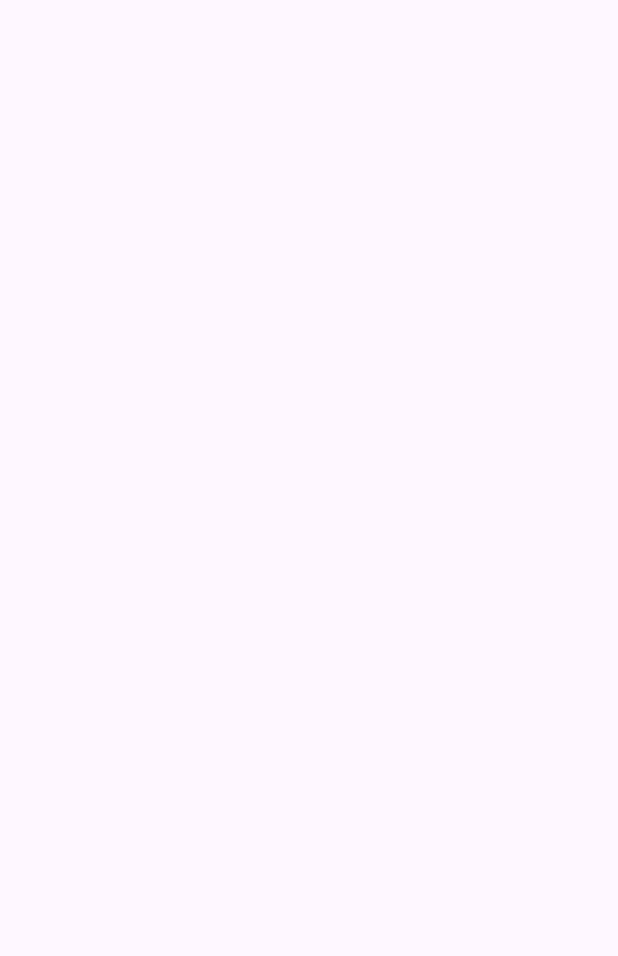
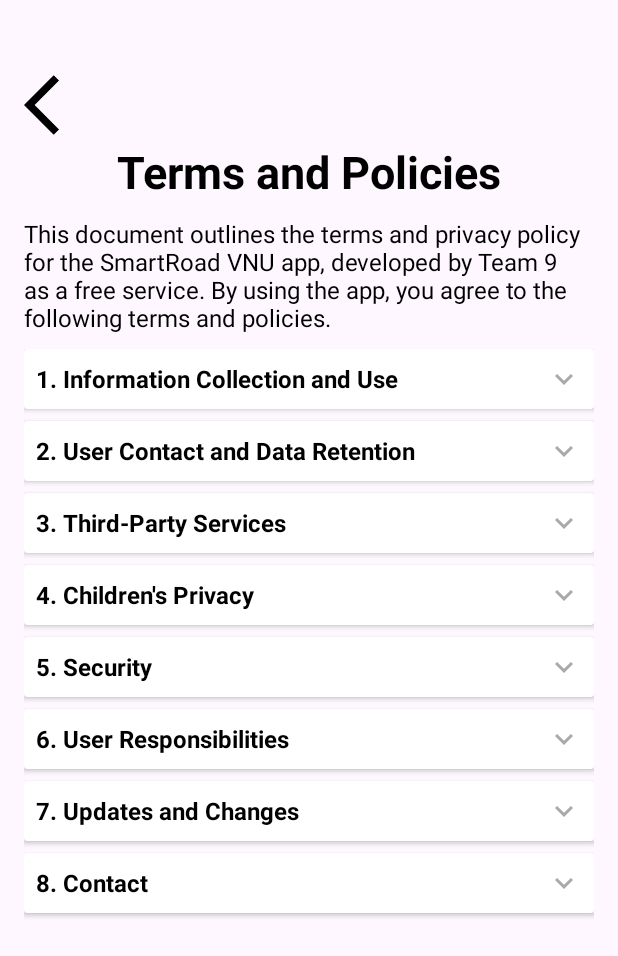
Before and after one commit to ThinhLam-git/FE_Potholes, an Android app: the screen it shows after launch (welcome before the commit, Term_Policy_Main after it), on a phone screen of 412 x 824 dp. Before the commit the part shown is empty. Shown: the top 956 px of the screen. Run offline under Robolectric (Android 15) with nearby library versions, the light colour scheme and no system bars.

Commit message:
Create Term_Policy UI/UX, languageSetting UI

```diff
--- /dev/null
+++ b/app/src/main/java/com/example/authentication_uiux/TermPolicyAdapter.java
@@ -0,0 +1,59 @@
+package com.example.authentication_uiux;
+
+import android.view.LayoutInflater;
+import android.view.View;
+import android.view.ViewGroup;
+import android.widget.TextView;
+
+import androidx.annotation.NonNull;
+import androidx.recyclerview.widget.RecyclerView;
+
+import java.util.List;
+
+public class TermPolicyAdapter extends RecyclerView.Adapter<TermPolicyAdapter.ViewHolder> {
+    private List<TermPolicyItem> items;
+    private int expandedPosition = -1;
+
+    public TermPolicyAdapter(List<TermPolicyItem> items){
+        this.items = items;
+    }
+
+    @NonNull
+    @Override
+    public ViewHolder onCreateViewHolder(@NonNull ViewGroup parent, int viewType) {
+        View view = LayoutInflater.from(parent.getContext()).inflate(R.layout.item_term_policy, parent, false);
+        return new ViewHolder(view);
+    }
+
+    @Override
+    public void onBindViewHolder(@NonNull ViewHolder holder, int position) {
+        TermPolicyItem item = items.get(position);
+        holder.title.setText(item.getTitle());
+        holder.content.setText(item.getContent());
+
+        //Set up for expansion and collapse
+        boolean isExpanded = position == expandedPosition;
+        holder.content.setVisibility(isExpanded ? View.VISIBLE : View.GONE);
+
+        // Set click listener for title to goggle visibility
+        holder.title.setOnClickListener(v -> {
+            expandedPosition = isExpanded ? -1 : position;
+            notifyDataSetChanged();
+        });
+    }
+
+    @Override
+    public int getItemCount(){
+        return items.size();
+    }
+
+    public static class ViewHolder extends  RecyclerView.ViewHolder{
+        TextView title, content;
+
+        public ViewHolder(View itemView){
+            super(itemView);
+            title = itemView.findViewById(R.id.item_title);
+            content = itemView.findViewById(R.id.item_content);
+        }
+    }
+}
--- /dev/null
+++ b/app/src/main/java/com/example/authentication_uiux/TermPolicyItem.java
@@ -0,0 +1,19 @@
+package com.example.authentication_uiux;
+
+public class TermPolicyItem {
+    private String title;
+    private String content;
+
+    public TermPolicyItem(String title, String content) {
+        this.title = title;
+        this.content = content;
+    }
+
+    public String getTitle() {
+        return title;
+    }
+
+    public String getContent() {
+        return content;
+    }
+}
--- /dev/null
+++ b/app/src/main/java/com/example/authentication_uiux/Term_Policy_Main.java
@@ -0,0 +1,34 @@
+package com.example.authentication_uiux;
+
+import android.os.Bundle;
+
+import androidx.appcompat.app.AppCompatActivity;
+import androidx.recyclerview.widget.LinearLayoutManager;
+import androidx.recyclerview.widget.RecyclerView;
+
+import java.util.ArrayList;
+import java.util.List;
+
+public class Term_Policy_Main extends AppCompatActivity {
+    @Override
+    protected void onCreate(Bundle savedInstanceState) {
+        super.onCreate(savedInstanceState);
+        setContentView(R.layout.activity_term_policy);
+
+        RecyclerView recyclerView = findViewById(R.id.recyclerView);
+        recyclerView.setLayoutManager(new LinearLayoutManager(this));
+
+        List<TermPolicyItem> items = new ArrayList<>();
+        items.add(new TermPolicyItem("1. Information Collection and Use", "The app collects data such as your device's IP address, the pages you visit, time spent on the app, and your mobile operating system. Location data is also collected to provide personalized services, analyze user behavior, and improve the app. Anonymized data may be shared with third-party services like Google Play and Facebook to enhance functionality."));
+        items.add(new TermPolicyItem("2. User Contact and Data Retention", "The app may contact you for important updates or promotional content. Your data will be retained as long as you use the app. To request data deletion, contact smartroad_vnu@gmail.com. If you wish to stop data collection, simply uninstall the app."));
+        items.add(new TermPolicyItem("3. Third-Party Services", "The app integrates with third-party services (e.g., Google Play Services, Facebook), each with its own privacy policy. The app may share aggregated and anonymized data with these services to improve functionality."));
+        items.add(new TermPolicyItem("4. Children's Privacy", "The app does not knowingly collect data from children under 13. If such data is discovered, it will be immediately deleted. Parents can contact the team if they believe their child has provided personal information."));
+        items.add(new TermPolicyItem("5. Security", "The app applies various physical, electronic, and procedural safeguards to protect your data."));
+        items.add(new TermPolicyItem("6. User Responsibilities", "You are responsible for maintaining the security of your device. The app may require an internet connection, and you are responsible for any related charges. The app may not work properly if your device is rooted or jailbroken."));
+        items.add(new TermPolicyItem("7. Updates and Changes", "The app may be updated periodically, and you agree to install updates to continue using it. The service may be discontinued at any time without prior notice."));
+        items.add(new TermPolicyItem("8. Contact", "For any questions regarding these terms or privacy practices, please contact smartroad_vnu@gmail.com."));
+
+        TermPolicyAdapter adapter = new TermPolicyAdapter(items);
+        recyclerView.setAdapter(adapter);
+    }
+}
--- /dev/null
+++ b/app/src/main/res/drawable/ic_expand_more.xml
@@ -0,0 +1,5 @@
+<vector xmlns:android="http://schemas.android.com/apk/res/android" android:height="24dp" android:tint="#000000" android:viewportHeight="24" android:viewportWidth="24" android:width="24dp">
+
+    <path android:fillColor="@android:color/white" android:pathData="M16.59,8.59L12,13.17 7.41,8.59 6,10l6,6 6,-6z"/>
+
+</vector>
--- /dev/null
+++ b/app/src/main/res/drawable/rounded_button.xml
@@ -0,0 +1,5 @@
+<?xml version="1.0" encoding="utf-8"?>
+<shape xmlns:android="http://schemas.android.com/apk/res/android">
+    <solid android:color="@android:color/holo_green_dark" />
+    <corners android:radius="8dp" />
+</shape>
--- a/app/src/main/res/layout/activity_forgot_password.xml
+++ b/app/src/main/res/layout/activity_forgot_password.xml
@@ -14,7 +14,7 @@
         android:layout_marginTop="16dp"
         android:background="?attr/selectableItemBackgroundBorderless"
         android:src="@drawable/ic_back_arrow"
-        android:contentDescription="Back"
+        android:contentDescription="@string/back"
         app:layout_constraintStart_toStartOf="parent"
         app:layout_constraintTop_toTopOf="parent"
         app:tint="#118844" />
--- /dev/null
+++ b/app/src/main/res/layout/activity_term_policy.xml
@@ -0,0 +1,48 @@
+<?xml version="1.0" encoding="utf-8"?>
+<LinearLayout xmlns:android="http://schemas.android.com/apk/res/android"
+    android:layout_width="match_parent"
+    android:layout_height="match_parent"
+    android:orientation="vertical"
+    android:padding="16dp">
+
+    <!-- Back Button -->
+    <ImageView
+        android:id="@+id/back_button"
+        android:layout_width="48dp"
+        android:layout_height="48dp"
+        android:layout_marginTop="30dp"
+        android:contentDescription="@string/back"
+        android:background="?attr/selectableItemBackgroundBorderless"
+        android:src="@drawable/ic_back_arrow"/>
+
+    <!-- Title -->
+    <TextView
+        android:id="@+id/titleText"
+        android:layout_width="wrap_content"
+        android:layout_height="wrap_content"
+        android:layout_gravity="center_horizontal"
+        android:text="@string/terms_and_policies"
+        android:textColor="@color/black"
+        android:textSize="30sp"
+        android:textStyle="bold"
+        android:layout_marginBottom="10dp"/>
+
+    <!-- Terms and Policies Brief -->
+    <TextView
+        android:id="@+id/terms_and_policies"
+        android:layout_width="wrap_content"
+        android:layout_height="wrap_content"
+        android:layout_gravity="center_horizontal"
+        android:text="@string/brief_terms_and_policies"
+        android:textSize="16sp"
+        android:textColor="@color/black"
+        android:layout_marginBottom="10dp"/>
+
+    <!-- RecyclerView -->
+    <androidx.recyclerview.widget.RecyclerView
+        android:id="@+id/recyclerView"
+        android:layout_width="match_parent"
+        android:layout_height="0dp"
+        android:layout_weight="1"/>
+
+</LinearLayout>
--- /dev/null
+++ b/app/src/main/res/layout/item_term_policy.xml
@@ -0,0 +1,50 @@
+<?xml version="1.0" encoding="utf-8"?>
+<androidx.cardview.widget.CardView xmlns:android="http://schemas.android.com/apk/res/android"
+    xmlns:app="http://schemas.android.com/apk/res-auto"
+    android:layout_width="match_parent"
+    android:layout_height="wrap_content"
+    android:layout_marginBottom="8dp"
+    android:elevation="2dp"
+    android:padding="8dp">
+
+    <LinearLayout
+        android:layout_width="match_parent"
+        android:layout_height="wrap_content"
+        android:orientation="vertical">
+
+        <LinearLayout
+            android:layout_width="match_parent"
+            android:layout_height="wrap_content"
+            android:orientation="horizontal"
+            android:gravity="center_vertical"
+            android:padding="8dp">
+
+            <!-- Item Title -->
+            <TextView
+                android:id="@+id/item_title"
+                android:layout_width="0dp"
+                android:layout_height="wrap_content"
+                android:layout_weight="1"
+                android:textColor="@android:color/black"
+                android:textSize="16sp"
+                android:textStyle="bold"/>
+
+            <ImageView
+                android:id="@+id/expand_icon"
+                android:layout_width="24dp"
+                android:layout_height="24dp"
+                android:src="@drawable/ic_expand_more"
+                app:tint="@android:color/darker_gray"/>
+        </LinearLayout>
+
+        <!-- Expandable Content -->
+        <TextView
+            android:id="@+id/item_content"
+            android:layout_width="match_parent"
+            android:layout_height="wrap_content"
+            android:textSize="14sp"
+            android:padding="8dp"
+            android:visibility="gone"/>
+    </LinearLayout>
+
+</androidx.cardview.widget.CardView>
--- a/app/src/main/res/values/colors.xml
+++ b/app/src/main/res/values/colors.xml
@@ -140,4 +140,5 @@
     <color name="dark_blue">#00008B</color>
     <color name="navy">#000080</color>
     <color name="black">#000000</color>
+    <color name="primary_theme_color">#118844</color>
 </resources>
--- a/app/src/main/res/values/strings.xml
+++ b/app/src/main/res/values/strings.xml
@@ -1,3 +1,11 @@
 <resources>
     <string name="app_name">Authentication_UIUX</string>
+    <string name="select_language">Select Language</string>
+    <string name="english">ENGLISH</string>
+    <string name="vietnamese">VIETNAMESE</string>
+    <string name="item_title">Item Title</string>
+    <string name="item_content">Item Content</string>
+    <string name="brief_terms_and_policies">This document outlines the terms and privacy policy for the SmartRoad VNU app, developed by Team 9 as a free service. By using the app, you agree to the following terms and policies.</string>
+    <string name="terms_and_policies">Terms and Policies</string>
+    <string name="back">Back</string>
 </resources>
```
Also changed, not shown: app/src/main/AndroidManifest.xml (+13 -6 lines), app/src/main/java/com/example/authentication_uiux/languageSetting.java (added, +20 -0 lines), app/src/main/res/layout/activity_language_setting.xml (added, +106 -0 lines).
